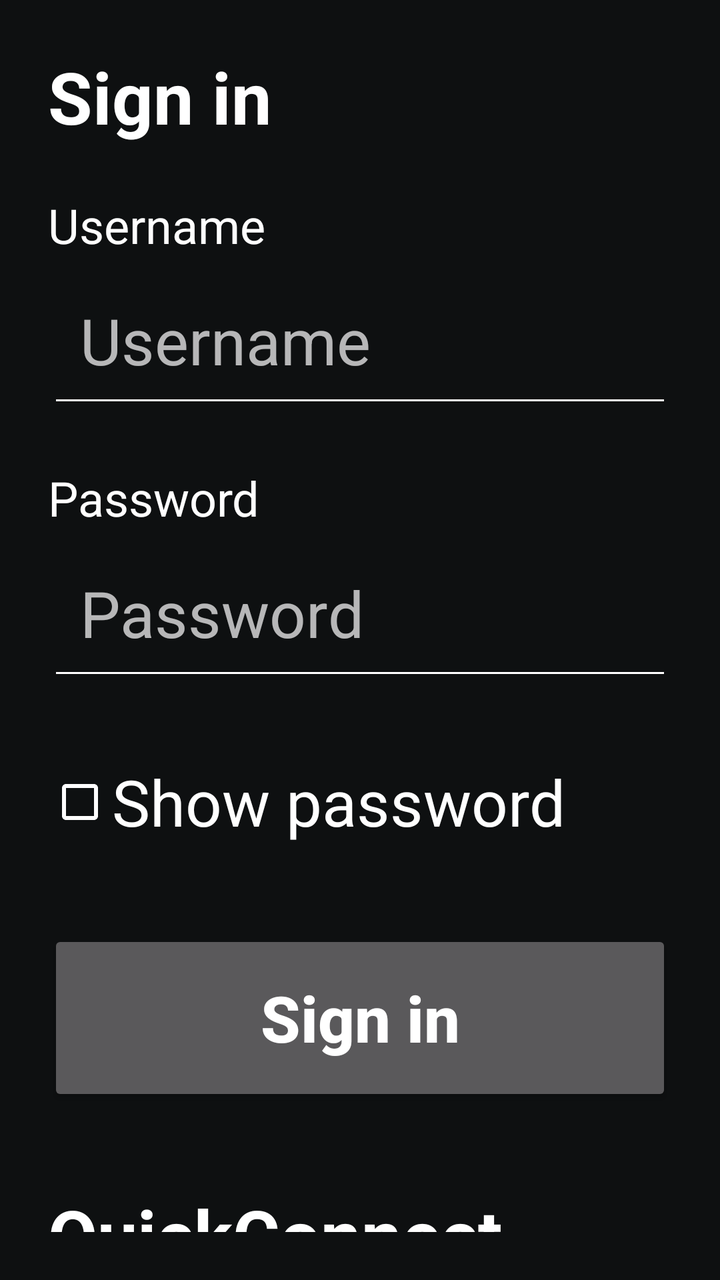
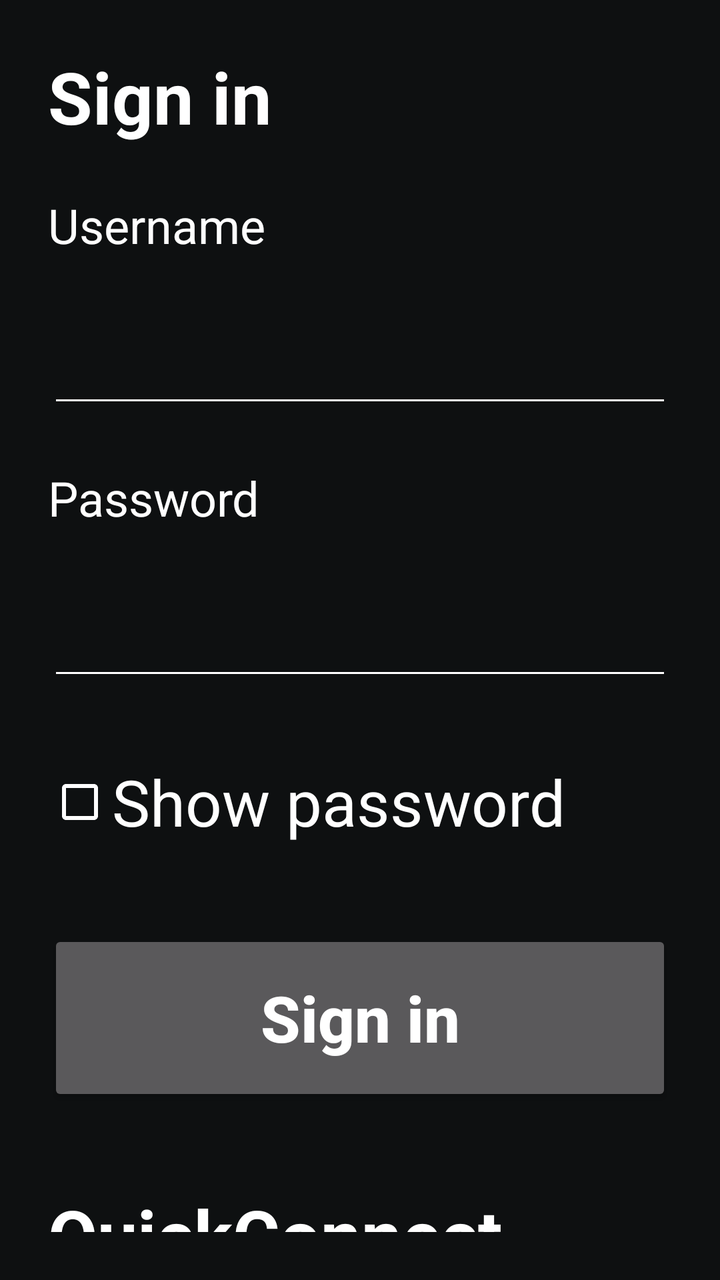

Before-and-after screenshots of an Android layout around one commit, followed by the original layout XML and the change that was made.
<!-- AndroidManifest.xml: application theme Theme.DashTune -->
<!-- res/layout/fragment_credentials.xml -->
<?xml version="1.0" encoding="utf-8"?>
<androidx.core.widget.NestedScrollView xmlns:android="http://schemas.android.com/apk/res/android"
    xmlns:app="http://schemas.android.com/apk/res-auto"
    android:layout_width="match_parent"
    android:layout_height="match_parent"
    android:fillViewport="true"
    android:padding="24dp">

    <androidx.constraintlayout.widget.ConstraintLayout
        android:layout_width="match_parent"
        android:layout_height="wrap_content">

        <LinearLayout
            android:id="@+id/form"
            android:layout_width="0dp"
            android:layout_height="wrap_content"
            android:focusableInTouchMode="true"
            android:orientation="vertical"
            app:layout_constraintEnd_toEndOf="parent"
            app:layout_constraintStart_toStartOf="parent"
            app:layout_constraintTop_toTopOf="parent"
            app:layout_constraintWidth_max="840dp">

            <TextView
                style="@style/TextAppearance.DashTune.OnboardingTitle"
                android:layout_width="match_parent"
                android:layout_height="wrap_content"
                android:text="@string/login_button_label" />

            <TextView
                android:layout_width="match_parent"
                android:layout_height="wrap_content"
                android:layout_marginTop="24dp"
                android:labelFor="@id/username"
                android:text="@string/username_textfield_hint"
                android:textSize="24sp" />

            <EditText
                android:id="@+id/username"
                style="@style/Widget.DashTune.OnboardingInput"
                android:layout_width="match_parent"
                android:layout_height="wrap_content"
                android:autofillHints="username"
                android:hint="@string/username_textfield_hint"
                android:imeOptions="actionNext|flagNoExtractUi"
                android:inputType="text"
                android:nextFocusForward="@id/password" />

            <TextView
                android:layout_width="match_parent"
                android:layout_height="wrap_content"
                android:layout_marginTop="24dp"
                android:labelFor="@id/password"
                android:text="@string/password_textfield_hint"
                android:textSize="24sp" />

            <EditText
                android:id="@+id/password"
                style="@style/Widget.DashTune.OnboardingInput"
                android:layout_width="match_parent"
                android:layout_height="wrap_content"
                android:autofillHints="password"
                android:hint="@string/password_textfield_hint"
                android:imeOptions="actionDone|flagNoExtractUi"
                android:inputType="textPassword" />

            <CheckBox
                android:id="@+id/show_password"
                android:layout_width="match_parent"
                android:layout_height="wrap_content"
                android:layout_marginTop="16dp"
                android:minHeight="80dp"
                android:saveEnabled="false"
                android:text="@string/show_password"
                android:textSize="32sp" />

            <Button
                android:id="@+id/login_button"
                style="@style/Widget.DashTune.OnboardingButton"
                android:layout_width="match_parent"
                android:layout_height="wrap_content"
                android:layout_marginTop="24dp"
                android:text="@string/login_button_label" />

            <TextView
                android:id="@+id/error_text"
                style="@style/TextAppearance.DashTune.OnboardingError"
                android:layout_width="match_parent"
                android:layout_height="wrap_content"
                android:layout_marginTop="16dp"
                android:accessibilityLiveRegion="polite"
                android:visibility="gone" />

            <TextView
                style="@style/TextAppearance.DashTune.OnboardingTitle"
                android:layout_width="match_parent"
                android:layout_height="wrap_content"
                android:layout_marginTop="40dp"
                android:text="@string/quickconnect" />

            <ProgressBar
                android:id="@+id/quickconnect_progressbar"
                android:layout_width="48dp"
                android:layout_height="48dp"
                android:layout_gravity="center_horizontal"
                android:layout_marginTop="16dp" />

            <TextView
                android:id="@+id/quickconnect_code"
                android:layout_width="match_parent"
                android:layout_height="wrap_content"
                android:layout_marginTop="16dp"
                android:textAlignment="center"
                android:textSize="60sp"
                android:visibility="gone" />

            <TextView
                android:layout_width="match_parent"
                android:layout_height="wrap_content"
                android:layout_marginTop="16dp"
                android:text="@string/quickconnect_instructions"
                android:textSize="24sp" />

        </LinearLayout>
    </androidx.constraintlayout.widget.ConstraintLayout>
</androidx.core.widget.NestedScrollView>
<!-- resources referenced by this layout -->
<resources>
  <string name="login_button_label">Sign in</string>
  <string name="password_textfield_hint">Password</string>
  <string name="quickconnect">QuickConnect</string>
  <string name="quickconnect_instructions">Open Jellyfin on your phone,\nselect QuickConnect,\nand enter this code.</string>
  <string name="show_password">Show password</string>
  <string name="username_textfield_hint">Username</string>
  <style name="TextAppearance.DashTune.OnboardingError" parent="TextAppearance.AppCompat.Body1">
          <item name="android:textSize">24sp</item>
          <item name="android:textColor">@android:color/holo_red_light</item>
      </style>
  <style name="TextAppearance.DashTune.OnboardingTitle" parent="TextAppearance.AppCompat.Headline">
          <item name="android:textSize">36sp</item>
          <item name="android:textStyle">bold</item>
      </style>
  <style name="Widget.DashTune.OnboardingButton" parent="Widget.AppCompat.Button">
          <item name="android:minHeight">88dp</item>
          <item name="android:textSize">32sp</item>
          <item name="android:textStyle">bold</item>
          <item name="android:textAllCaps">false</item>
      </style>
  <style name="Widget.DashTune.OnboardingInput" parent="Widget.AppCompat.EditText">
          <item name="android:minHeight">80dp</item>
          <item name="android:paddingStart">16dp</item>
          <item name="android:paddingEnd">16dp</item>
          <item name="android:textSize">32sp</item>
          <item name="android:singleLine">true</item>
      </style>
  <style name="Theme.DashTune" parent="Theme.AppCompat.NoActionBar">
          <item name="android:windowBackground">@color/darkBackground</item>
          <item name="android:textColorPrimary">@color/textLight</item>
          <item name="android:textColorSecondary">@color/textLight</item>
          <item name="colorPrimary">@color/colorPrimary</item>
          <item name="colorPrimaryDark">@color/colorPrimaryDark</item>
          <item name="colorAccent">@color/colorAccent</item>
          <item name="android:textSize">24sp</item>
          <item name="android:textColor">@color/textLight</item>
      </style>
  <color name="darkBackground">#0e1011</color>
  <color name="textLight">#FFFFFF</color>
  <color name="colorPrimary">#93A3AC</color>
  <color name="colorPrimaryDark">#667278</color>
  <color name="colorAccent">#daeaea</color>
</resources>

<!-- the commit's change to res/layout/fragment_credentials.xml (unified diff, before → after) -->
@@ -41,7 +41,6 @@
                 android:layout_width="match_parent"
                 android:layout_height="wrap_content"
                 android:autofillHints="username"
-                android:hint="@string/username_textfield_hint"
                 android:imeOptions="actionNext|flagNoExtractUi"
                 android:inputType="text"
                 android:nextFocusForward="@id/password" />
@@ -60,7 +59,6 @@
                 android:layout_width="match_parent"
                 android:layout_height="wrap_content"
                 android:autofillHints="password"
-                android:hint="@string/password_textfield_hint"
                 android:imeOptions="actionDone|flagNoExtractUi"
                 android:inputType="textPassword" />
 
